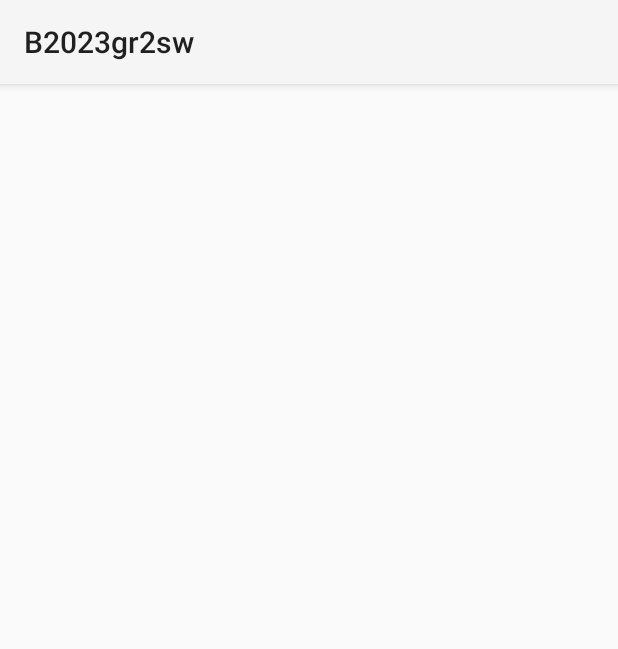
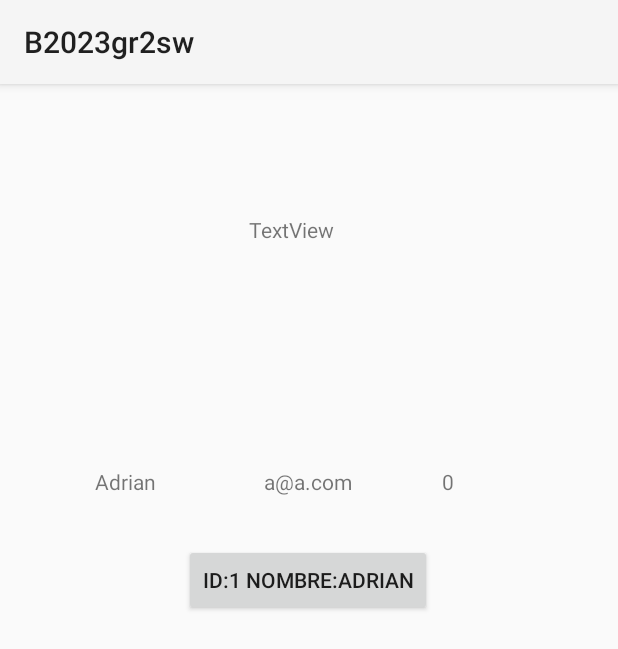
Before and after one commit to EPN-2023B-Moviles-GR2SW/mov-gr2sw-morales-villacreses-mateo-fabian, an Android app built with Jetpack Compose: the FRecyclerView screen opened directly, with no data from a screen before it, on a phone screen of 412 x 824 dp. Shown: the top 649 px of the screen. Run offline under Robolectric (Android 15) with nearby library versions, the phone set to English and light mode, and no system bars.

Commit message:
Add RecyclerView and Like functionality

```diff
--- a/02-Android/app/src/main/java/com/example/b2023gr2sw/FRecyclerView.kt
+++ b/02-Android/app/src/main/java/com/example/b2023gr2sw/FRecyclerView.kt
@@ -2,10 +2,35 @@ package com.example.b2023gr2sw
 
 import androidx.appcompat.app.AppCompatActivity
 import android.os.Bundle
+import android.widget.TextView
+import androidx.recyclerview.widget.RecyclerView
+import androidx.recyclerview.widget.DefaultItemAnimator
+import androidx.recyclerview.widget.LinearLayoutManager
 
 class FRecyclerView : AppCompatActivity() {
+    var totalLikes = 0
     override fun onCreate(savedInstanceState: Bundle?) {
         super.onCreate(savedInstanceState)
         setContentView(R.layout.activity_frecycler_view)
+        inicializaraRecyclerView()
+    }
+
+    private fun inicializaraRecyclerView() {
+        val recyclerView = findViewById<RecyclerView>(R.id.rv_entrenadores)
+        val adaptador = FRecyclerViewAdaptadorNombreDescripcion(
+            this, // Contexto
+            BBaseDatosMemoria.arregloBEntrendador, // Arreglo datos,
+            recyclerView // Recycler view
+        )
+        recyclerView.adapter = adaptador
+        recyclerView.itemAnimator = DefaultItemAnimator()
+        recyclerView.layoutManager = LinearLayoutManager(this)
+        adaptador.notifyDataSetChanged()
+    }
+
+    fun aumentarTotalLikes() {
+        totalLikes += 1
+        val totalLikesTextView = findViewById<TextView>(R.id.tv_total_likes)
+        totalLikesTextView.text = totalLikes.toString()
     }
 }
--- a/02-Android/app/src/main/java/com/example/b2023gr2sw/FRecyclerViewAdaptadorNombreDescripcion.kt
+++ b/02-Android/app/src/main/java/com/example/b2023gr2sw/FRecyclerViewAdaptadorNombreDescripcion.kt
@@ -1,7 +1,10 @@
 package com.example.b2023gr2sw
 
+import android.view.LayoutInflater
 import android.view.View
 import android.view.ViewGroup
+import android.widget.Button
+import android.widget.TextView
 import androidx.recyclerview.widget.RecyclerView
 
 class FRecyclerViewAdaptadorNombreDescripcion(
@@ -12,21 +15,53 @@ class FRecyclerViewAdaptadorNombreDescripcion(
         FRecyclerViewAdaptadorNombreDescripcion.MyViewHolder
         >() {
     inner class MyViewHolder(view: View) : RecyclerView.ViewHolder(view) {
+        val nombreTextView: TextView
+        val descripcionTextView: TextView
+        val likesTextView: TextView
+        val accionButton: Button
+        var numeroLikes = 0
+
+        init {
+            nombreTextView = view.findViewById(R.id.tv_nombre)
+            descripcionTextView = view.findViewById(R.id.tv_descripcion)
+            likesTextView = view.findViewById(R.id.tv_likes)
+            accionButton = view.findViewById(R.id.btn_dar_like)
+            accionButton.setOnClickListener {
+                anadirLike()
+            }
+        }
+
+        private fun anadirLike(){
+            numeroLikes += 1
+            likesTextView.text = numeroLikes.toString()
+             contexto.aumentarTotalLikes()
+        }
     }
 
-
-
-
+    // Setear el layout que vamos a utilizar
     override fun onCreateViewHolder(parent: ViewGroup, viewType: Int): MyViewHolder {
-        TODO("Not yet implemented")
+        val itemView = LayoutInflater
+            .from(parent.context)
+            .inflate(
+                R.layout.recycler_view_vista,
+                parent,
+                false
+            )
+        return MyViewHolder(itemView)
     }
 
     override fun getItemCount(): Int {
-        TODO("Not yet implemented")
+        return this.lista.size
     }
 
+    // Setear los datos para la iteracion
     override fun onBindViewHolder(holder: MyViewHolder, position: Int) {
-        TODO("Not yet implemented")
+        val entrenadorActual = this.lista[position]
+        holder.nombreTextView.text = entrenadorActual.nombre
+        holder.descripcionTextView.text = entrenadorActual.description
+        holder.likesTextView.text = "0"
+        holder.accionButton.text = "ID:${entrenadorActual.id} " +
+                "Nombre:${entrenadorActual.nombre}"
     }
 
 }
--- a/02-Android/app/src/main/res/layout/activity_frecycler_view.xml
+++ b/02-Android/app/src/main/res/layout/activity_frecycler_view.xml
@@ -6,4 +6,24 @@
     android:layout_height="match_parent"
     tools:context=".FRecyclerView">
 
+    <androidx.recyclerview.widget.RecyclerView
+        android:id="@+id/rv_entrenadores"
+        android:layout_width="304dp"
+        android:layout_height="411dp"
+        app:layout_constraintBottom_toBottomOf="parent"
+        app:layout_constraintEnd_toEndOf="parent"
+        app:layout_constraintHorizontal_bias="0.495"
+        app:layout_constraintStart_toStartOf="parent"
+        app:layout_constraintTop_toTopOf="parent" />
+
+    <TextView
+        android:id="@+id/tv_total_likes"
+        android:layout_width="wrap_content"
+        android:layout_height="wrap_content"
+        android:layout_marginBottom="72dp"
+        android:text="TextView"
+        app:layout_constraintBottom_toTopOf="@+id/rv_entrenadores"
+        app:layout_constraintEnd_toEndOf="@+id/rv_entrenadores"
+        app:layout_constraintHorizontal_bias="0.455"
+        app:layout_constraintStart_toStartOf="@+id/rv_entrenadores" />
 </androidx.constraintlayout.widget.ConstraintLayout>
--- /dev/null
+++ b/02-Android/app/src/main/res/layout/recycler_view_vista.xml
@@ -0,0 +1,50 @@
+<?xml version="1.0" encoding="utf-8"?>
+<androidx.constraintlayout.widget.ConstraintLayout xmlns:android="http://schemas.android.com/apk/res/android"
+    xmlns:app="http://schemas.android.com/apk/res-auto"
+    xmlns:tools="http://schemas.android.com/tools"
+    android:layout_width="match_parent"
+    android:layout_height="match_parent">
+
+    <Button
+        android:id="@+id/btn_dar_like"
+        android:layout_width="wrap_content"
+        android:layout_height="wrap_content"
+        android:layout_marginTop="32dp"
+        android:text="Dar like"
+        app:layout_constraintEnd_toEndOf="@+id/tv_descripcion"
+        app:layout_constraintStart_toStartOf="@+id/tv_descripcion"
+        app:layout_constraintTop_toBottomOf="@+id/tv_descripcion" />
+
+    <TextView
+        android:id="@+id/tv_likes"
+        android:layout_width="wrap_content"
+        android:layout_height="wrap_content"
+        android:layout_marginStart="60dp"
+        android:text="Likes"
+        app:layout_constraintBottom_toBottomOf="@+id/tv_descripcion"
+        app:layout_constraintStart_toEndOf="@+id/tv_descripcion"
+        app:layout_constraintTop_toTopOf="@+id/tv_descripcion"
+        app:layout_constraintVertical_bias="0.0" />
+
+    <TextView
+        android:id="@+id/tv_nombre"
+        android:layout_width="wrap_content"
+        android:layout_height="wrap_content"
+        android:layout_marginEnd="72dp"
+        android:text="Nombre"
+        app:layout_constraintBottom_toBottomOf="@+id/tv_descripcion"
+        app:layout_constraintEnd_toStartOf="@+id/tv_descripcion"
+        app:layout_constraintTop_toTopOf="@+id/tv_descripcion"
+        app:layout_constraintVertical_bias="0.0" />
+
+    <TextView
+        android:id="@+id/tv_descripcion"
+        android:layout_width="wrap_content"
+        android:layout_height="wrap_content"
+        android:text="Descripcion"
+        app:layout_constraintBottom_toBottomOf="parent"
+        app:layout_constraintEnd_toEndOf="parent"
+        app:layout_constraintStart_toStartOf="parent"
+        app:layout_constraintTop_toTopOf="parent"
+        app:layout_constraintVertical_bias="0.195" />
+</androidx.constraintlayout.widget.ConstraintLayout>
```
